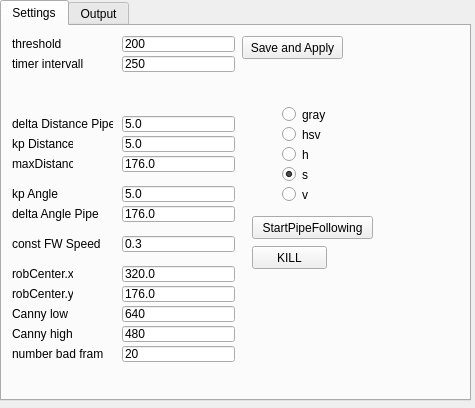
Old version of the form Hanse/Behaviour_PipeFollowing/pipefollowingform.ui in the repository iti-luebeck/HANSE2011.
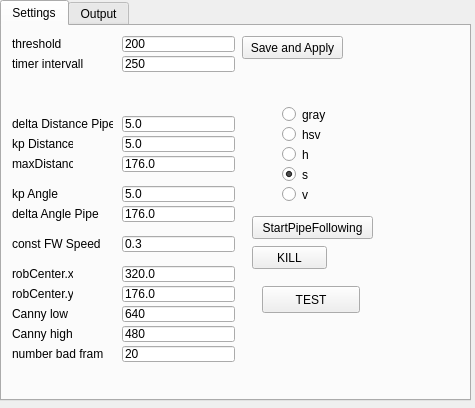
New version of the form. The open tabs and pages were chosen to show the change.

Diff of the .ui file:
```diff
--- a/Hanse/Behaviour_PipeFollowing/pipefollowingform.ui
+++ b/Hanse/Behaviour_PipeFollowing/pipefollowingform.ui
@@ -474,6 +474,19 @@
       <string>StartPipeFollowing</string>
      </property>
     </widget>
+    <widget class="QPushButton" name="testButton">
+     <property name="geometry">
+      <rect>
+       <x>260</x>
+       <y>260</y>
+       <width>98</width>
+       <height>27</height>
+      </rect>
+     </property>
+     <property name="text">
+      <string>TEST</string>
+     </property>
+    </widget>
    </widget>
    <widget class="QWidget" name="Output">
     <attribute name="title">
```
Left out of the diff: 2 changed lines with no effect on the pictures.
